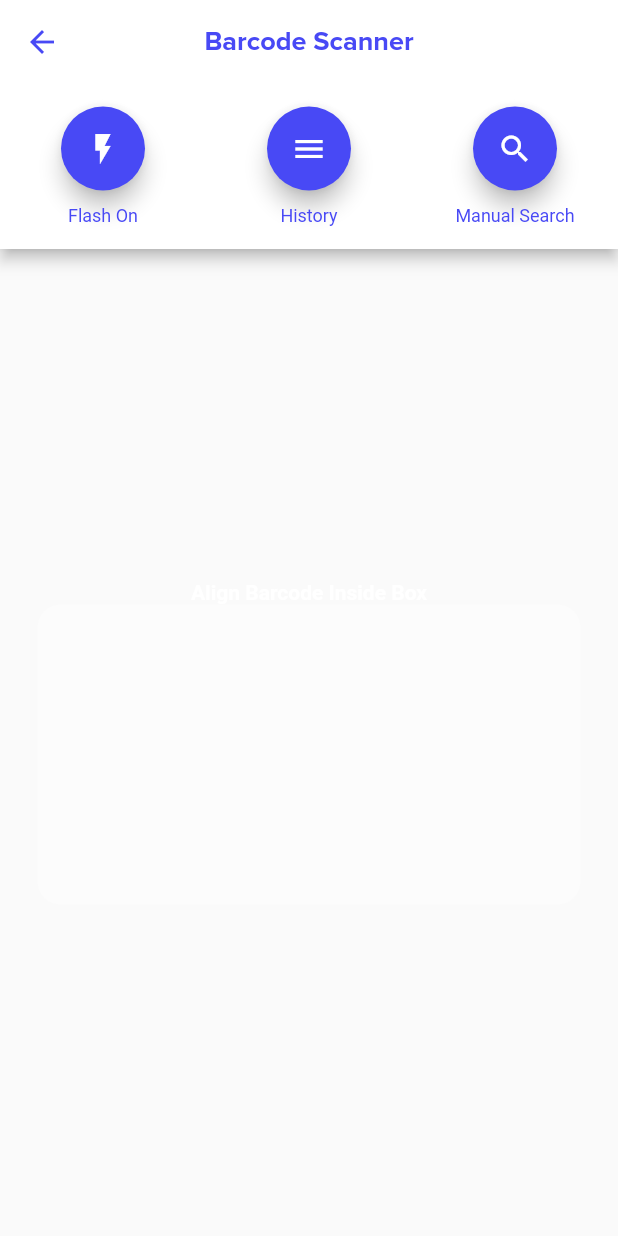
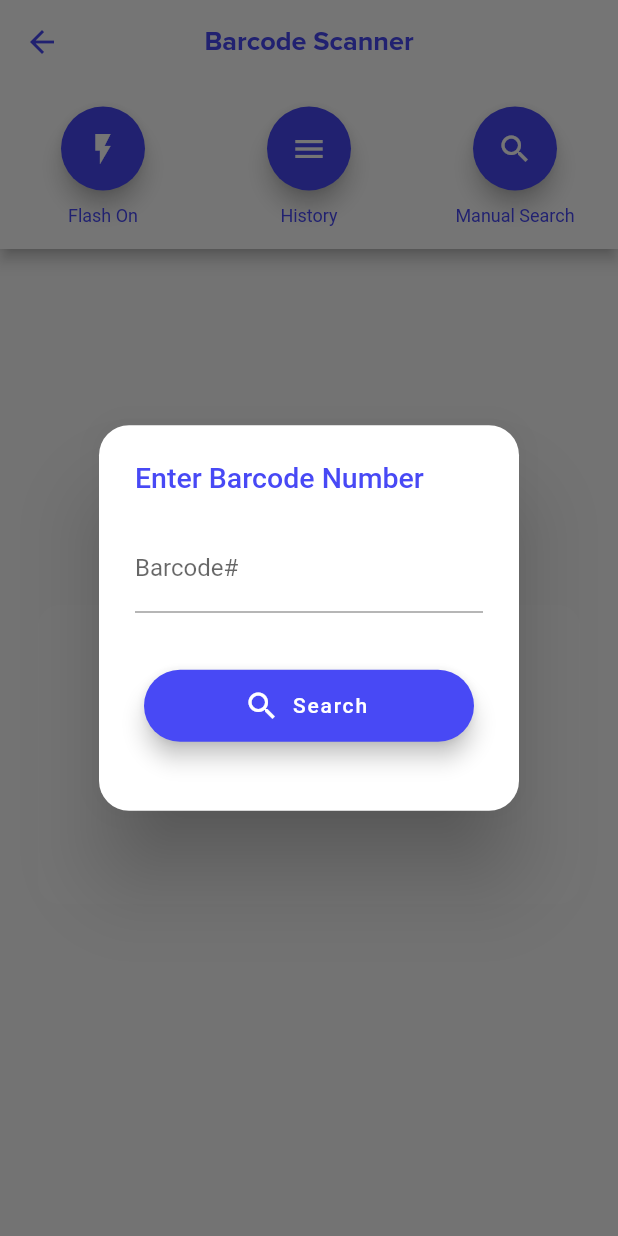
Before and after one commit to HectorV12/Chadenn_App, a Flutter app: the ScannerScreen screen opened by its route, after a tap on the "search" icon, on a phone screen of 412 x 824 dp. Run offline on Flutter 3.47's test engine with Material 2 defaults, Android fonts, the phone set to English and light mode, and no system bars; our stand-ins replace page_view_indicators; missing offline and left inert: qr_mobile_vision; network calls fail; statements that could not run were skipped.

Commit message:
Manual Search Feature added
- Some fixes
- Histroy Page (in progress)
- Second API (In progress)

```diff
--- a/lib/main.dart
+++ b/lib/main.dart
@@ -2,7 +2,7 @@ import 'package:chadenn/history_screen/history_screen.dart';
 import 'package:chadenn/loading_screen/loading_screen.dart';
 import 'package:chadenn/scanner_screen/scanner_screen.dart';
 import 'package:chadenn/settings_screen/settings_screen.dart';
-import 'package:chadenn/user_manual/user_manual.dart';
+import 'package:chadenn/home_screen.dart';
 import 'package:chadenn/utils/constants.dart';
 
 import 'package:flutter/cupertino.dart';
--- /dev/null
+++ b/lib/scanner_screen/manual_search_dialog/manual_search_dialog.dart
@@ -0,0 +1,79 @@
+import 'package:chadenn/product_details_screen/product_details_screen.dart';
+import 'package:chadenn/scanner_screen/scanner.dart';
+import 'package:chadenn/utils/constants.dart';
+import 'package:flutter/material.dart';
+
+class ManualSearchDialog extends StatefulWidget {
+  @override
+  ManualSearchDialogState createState() {
+    return new ManualSearchDialogState();
+  }
+}
+
+class ManualSearchDialogState extends State<ManualSearchDialog> {
+  final _code = TextEditingController();
+
+  bool _validate = false;
+
+  _navigate() async {
+    var route = MaterialPageRoute(
+      builder: (BuildContext context) => ProductDetails(
+            productCode: _code.text,
+          ),
+    );
+    return await Navigator.of(context).push(route).then((_) {
+      Navigator.pop(context);
+      _code.clear();
+    });
+  }
+
+  @override
+  Widget build(BuildContext context) {
+    return WillPopScope(
+      onWillPop: () async {
+        hasScanned = false;
+        qrCameraKey.currentState.restart();
+        Navigator.pop(context);
+      },
+      child: SimpleDialog(
+        title: Text(
+          'Enter Barcode Number',
+          style: TextStyle(fontSize: 19.0),
+        ),
+        shape:
+            RoundedRectangleBorder(borderRadius: BorderRadius.circular(20.0)),
+        children: <Widget>[
+          SimpleDialogOption(
+            child: TextField(
+              keyboardType: TextInputType.number,
+              decoration: InputDecoration(
+                labelText: 'Barcode#',
+                errorText: _validate ? 'Please Enter A Valid Barcode' : null,
+              ),
+              controller: _code,
+            ),
+          ),
+          Padding(
+            padding: const EdgeInsets.all(30.0),
+            child: FloatingActionButton.extended(
+              onPressed: () {
+                setState(() {
+                  if (_code.text.isEmpty ||
+                      _code.text.length < 12 ||
+                      _code.text.length > 13 ||
+                      _code.text.contains(' ')) {
+                    return _validate = true;
+                  }
+                  _navigate();
+                });
+              },
+              icon: Icon(Icons.search),
+              label: Text('Search'),
+              backgroundColor: chadenn_color,
+            ),
+          ),
+        ],
+      ),
+    );
+  }
+}
--- a/lib/scanner_screen/scanner.dart
+++ b/lib/scanner_screen/scanner.dart
@@ -28,7 +28,7 @@ class ScannerState extends State<Scanner> {
             style: TextStyle(color: Colors.red),
           ),
       qrCodeCallback: (code) {
-        if (hasScanned) return print('false');
+        if (hasScanned) return;
         hasScanned = true;
         var route = MaterialPageRoute(
           builder: (BuildContext context) => ProductDetails(
--- a/lib/scanner_screen/scanner_screen.dart
+++ b/lib/scanner_screen/scanner_screen.dart
@@ -1,4 +1,5 @@
 import 'package:chadenn/scanner_screen/flash_button/flash_button.dart';
+import 'package:chadenn/scanner_screen/manual_search_dialog/manual_search_dialog.dart';
 import 'package:chadenn/scanner_screen/scanner.dart';
 import 'package:chadenn/utils/constants.dart';
 import 'package:flutter/material.dart';
@@ -40,7 +41,13 @@ class ScannerScreen extends StatelessWidget {
                 children: <Widget>[
                   FloatingActionButton(
                     heroTag: 'Search',
-                    onPressed: () {},
+                    onPressed: () {
+                      qrCameraKey.currentState.stop();
+                      showDialog(
+                        context: context,
+                        builder: (_) => ManualSearchDialog(),
+                      );
+                    },
                     child: Icon(Icons.search),
                     backgroundColor: chadenn_color,
                   ),
@@ -62,6 +69,7 @@ class ScannerScreen extends StatelessWidget {
   @override
   Widget build(BuildContext context) {
     return Scaffold(
+      resizeToAvoidBottomPadding: false,
       appBar: AppBar(
         bottom: _buildBelowAppBar(context),
         title: Text(
```
Also changed, not shown: lib/product_details_screen/product_details_screen.dart (+63 -30 lines), lib/home_screen.dart (renamed from lib/user_manual/user_manual.dart).
